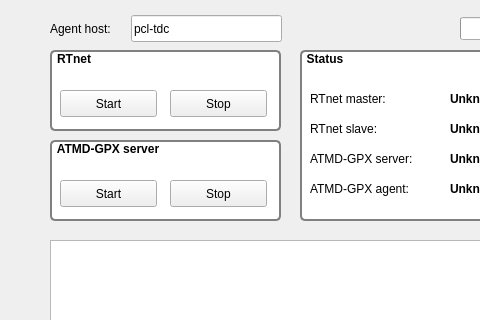
This is rtnet-control/ui/MainWindow.ui in wyrdmeister/atmd-server as Qt 5 draws it before an edit; both pictures show x 0 to 480 and y 0 to 320 of the 581 by 518 pixel window. The edited form follows.
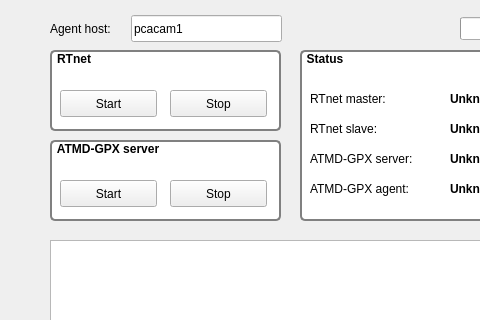
This is the edited form.

```diff
--- a/rtnet-control/ui/MainWindow.ui
+++ b/rtnet-control/ui/MainWindow.ui
@@ -140,7 +140,7 @@
      </rect>
     </property>
     <property name="text">
-     <string>pcl-tdc</string>
+     <string>pcacam1</string>
     </property>
    </widget>
    <widget class="QLabel" name="label">
```
